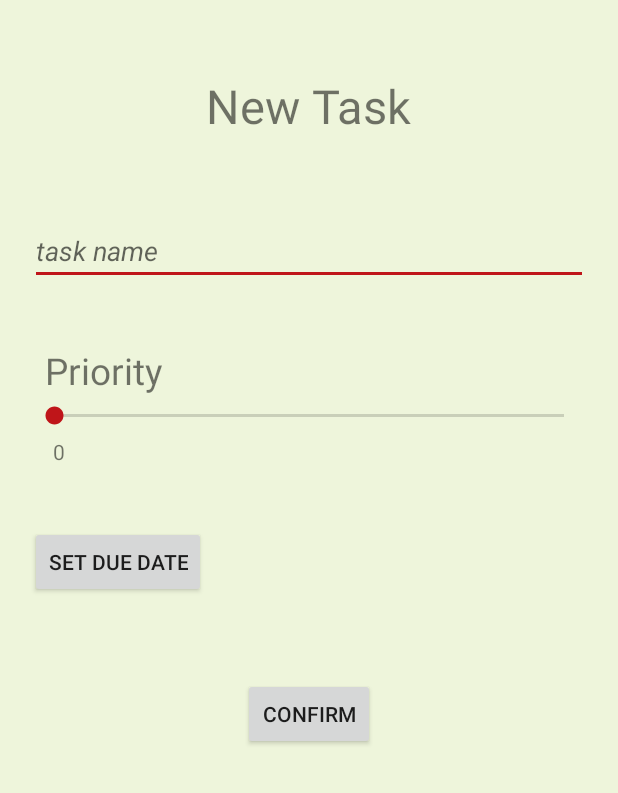
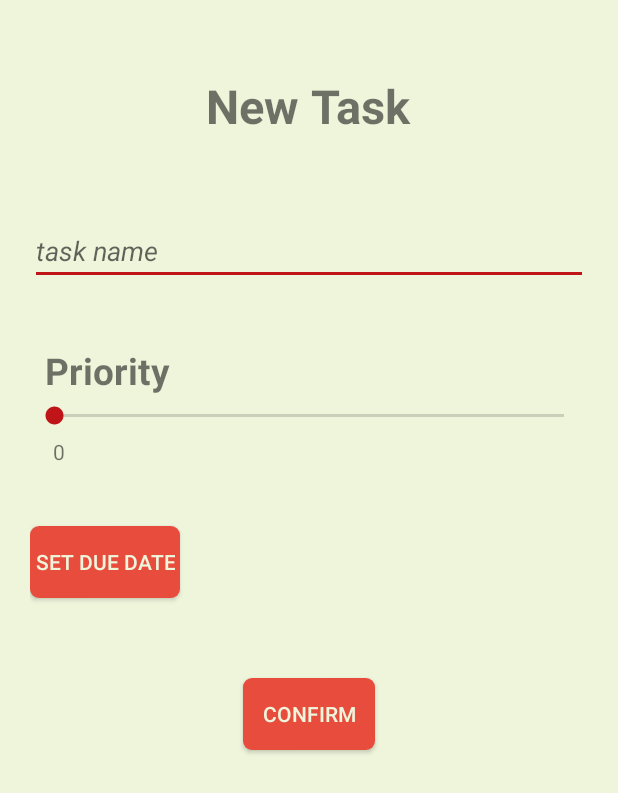
Before and after one commit to rrosatti/todo, an Android app: the NewTaskActivity screen opened directly, with no data from a screen before it, on a phone screen of 412 x 824 dp. Shown: the top 793 px of the screen. Run offline under Robolectric (Android 15) with nearby library versions, the phone set to English and light mode, and no system bars.

Commit message:
create rounded_button.xml and custom_buttom.xml. Change app style (button, background). Add method 'removeOldAlarms' to CategoryTaskDataSource

```diff
--- a/app/src/main/java/com/example/rodri/todo/database/CategoryTaskDataSource.java
+++ b/app/src/main/java/com/example/rodri/todo/database/CategoryTaskDataSource.java
@@ -269,5 +269,9 @@ public class CategoryTaskDataSource {
         database.delete(MySQLiteHelper.TABLE_ALARM, MySQLiteHelper.KEY_ID + " = " + alarm_id, null);
     }
 
+    public void removeOldAlarms(long todayInMillis) {
+        database.delete(MySQLiteHelper.TABLE_ALARM, MySQLiteHelper.COLUMN_ALARM_TIME + " < " + todayInMillis, null);
+    }
+
 
 }
--- a/app/src/main/java/com/example/rodri/todo/notification/AlarmReceiver.java
+++ b/app/src/main/java/com/example/rodri/todo/notification/AlarmReceiver.java
@@ -56,8 +56,10 @@ public class AlarmReceiver extends BroadcastReceiver {
 
         Notification notification = builder.setContentTitle("Reminder")
                 .setContentText("You need to: " + task.getTaskName())
-                .setSmallIcon(R.drawable.todo_2)
-                .setContentIntent(pendingIntent).build();
+                .setSmallIcon(R.drawable.alarm_notification)
+                .setContentIntent(pendingIntent)
+                .setAutoCancel(true).build();
+
 
         NotificationManager notificationManager = (NotificationManager) context.getSystemService(Context.NOTIFICATION_SERVICE);
         notificationManager.notify(0, notification);
--- a/app/src/main/java/com/example/rodri/todo/utils/BootBroadcastReceiver.java
+++ b/app/src/main/java/com/example/rodri/todo/utils/BootBroadcastReceiver.java
@@ -15,7 +15,6 @@ public class BootBroadcastReceiver extends BroadcastReceiver {
 
     @Override
     public void onReceive(Context context, Intent intent) {
-        Toast.makeText(context, "I've been here (Broadcast)", Toast.LENGTH_LONG).show();
         Intent startIntentService = new Intent(context, SetAlarmManagerService.class);
         context.startService(startIntentService);
     }
--- /dev/null
+++ b/app/src/main/res/drawable/rounded_button.xml
@@ -0,0 +1,5 @@
+<?xml version="1.0" encoding="utf-8"?>
+<shape xmlns:android="http://schemas.android.com/apk/res/android" android:shape="rectangle">
+    <solid android:color="#E74C3C" />
+    <corners android:radius="6dp"/>
+</shape>
--- a/app/src/main/res/layout/new_category.xml
+++ b/app/src/main/res/layout/new_category.xml
@@ -1,6 +1,6 @@
 <?xml version="1.0" encoding="utf-8"?>
 <RelativeLayout xmlns:android="http://schemas.android.com/apk/res/android"
-    android:layout_width="match_parent" android:layout_height="match_parent" android:padding="20dp">
+    android:layout_width="match_parent" android:layout_height="match_parent" android:padding="20dp" android:background="#EEF5DB">
 
     <TextView
         android:layout_width="wrap_content"
@@ -27,6 +27,8 @@
         android:layout_height="wrap_content"
         android:text="@string/confirm"
         android:id="@+id/btConfirm"
+        android:background="@drawable/rounded_button"
+        style="@style/CustomButtonStyle"
         android:layout_below="@+id/etCategoryName"
         android:layout_centerHorizontal="true"
         android:layout_marginTop="106dp" />
--- a/app/src/main/res/layout/new_task.xml
+++ b/app/src/main/res/layout/new_task.xml
@@ -8,6 +8,7 @@
         android:text="@string/new_task"
         android:id="@+id/txtNewTask"
         android:textSize="14pt"
+        android:textStyle="bold"
         android:layout_marginTop="29dp"
         android:layout_alignParentTop="true"
         android:layout_centerHorizontal="true" />
@@ -28,6 +29,7 @@
         android:id="@+id/txtPriority"
         android:text="@string/priority"
         android:textSize="11pt"
+        android:textStyle="bold"
         android:layout_marginLeft="10dp"
         android:layout_below="@id/etTaskName"
         android:layout_marginTop="40dp"/>
@@ -54,6 +56,8 @@
         android:layout_height="wrap_content"
         android:text="@string/set_due_date"
         android:id="@+id/btSetDueDate"
+        android:background="@drawable/rounded_button"
+        style="@style/CustomButtonStyle"
         android:layout_alignParentStart="true"
         android:layout_marginTop="40dp"
         android:layout_below="@+id/txtNumPriority" />
@@ -63,6 +67,8 @@
         android:layout_height="wrap_content"
         android:text="@string/confirm"
         android:id="@+id/btConfirmNewTask"
+        android:background="@drawable/rounded_button"
+        style="@style/CustomButtonStyle"
         android:layout_below="@+id/btSetDueDate"
         android:layout_centerHorizontal="true"
         android:layout_marginTop="53dp" />
--- a/app/src/main/res/layout/task_list.xml
+++ b/app/src/main/res/layout/task_list.xml
@@ -17,6 +17,8 @@
         android:layout_height="wrap_content"
         android:text="@string/rememberMe"
         android:id="@+id/btSetNotification"
+        android:background="@drawable/rounded_button"
+        style="@style/CustomButtonStyle"
         android:layout_alignParentTop="true"
         android:layout_alignParentEnd="true"
         android:layout_marginEnd="31dp"
--- a/app/src/main/res/layout/tasks_notification.xml
+++ b/app/src/main/res/layout/tasks_notification.xml
@@ -1,6 +1,6 @@
 <?xml version="1.0" encoding="utf-8"?>
 <RelativeLayout xmlns:android="http://schemas.android.com/apk/res/android"
-    android:layout_width="match_parent" android:layout_height="match_parent">
+    android:layout_width="match_parent" android:layout_height="match_parent" android:background="#EEF5DB">
 
     <ListView
         android:layout_width="wrap_content"
--- /dev/null
+++ b/app/src/main/res/values/custom_button.xml
@@ -0,0 +1,7 @@
+<?xml version="1.0" encoding="utf-8"?>
+<resources>
+    <style name="CustomButtonStyle">
+        <item name="android:padding">3dp</item>
+        <item name="android:textColor">#EEF5DB</item>
+    </style>
+</resources>
```
Also changed, not shown: app/src/main/java/com/example/rodri/todo/services/SetAlarmManagerService.java (+6 -7 lines), app/src/main/java/com/example/rodri/todo/ui/activity/NotificationActivity.java (+10 -3 lines), app/src/main/res/layout/notification.xml (+23 -2 lines), app/src/main/res/drawable/alarm_notification.png (added).
